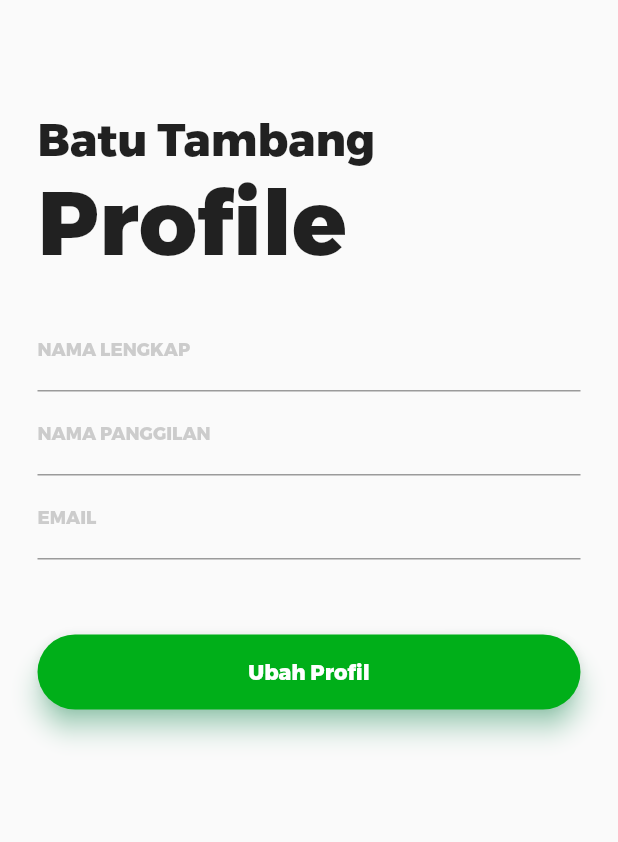
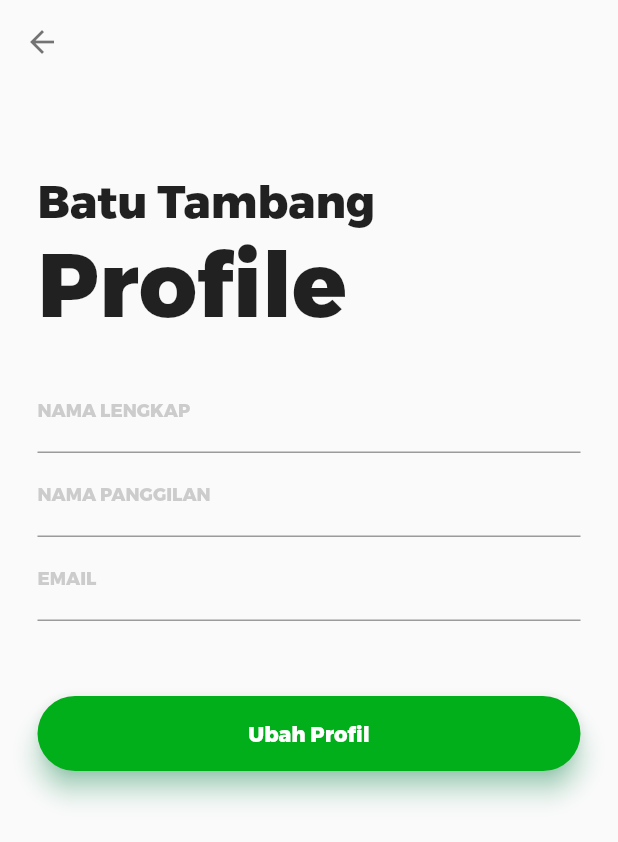
Before and after one commit to koirherianto/batu_tambang3, a Flutter app: the ProfilePage screen opened directly with empty values, on a phone screen of 412 x 824 dp. Shown: the top 842 px of the screen. Run offline on Flutter 3.47's test engine with Material 2 defaults, Android fonts, the phone set to English and light mode, and no system bars; our stand-ins replace dio, equatable, flutter_bloc, shared_preferences; missing offline and left inert: flutter_settings_ui; accounts and stored records are empty.

Commit message:
appbar profil page & setting page

```diff
--- a/lib/auth_and_setting/pages/profile_page.dart
+++ b/lib/auth_and_setting/pages/profile_page.dart
@@ -20,11 +20,20 @@ class ProfilePage extends StatelessWidget {
   @override
   Widget build(BuildContext context) {
     return Scaffold(
+      appBar: AppBar(
+        elevation: 0,
+        centerTitle: false,
+        backgroundColor: Colors.transparent,
+        leading: IconButton(
+          onPressed: () => Navigator.pop(context),
+          icon: Icon(Icons.adaptive.arrow_back, color: Colors.black54),
+        ),
+      ),
       body: Padding(
         padding: const EdgeInsets.symmetric(horizontal: 25),
         child: ListView(
           children: [
-            const SizedBox(height: 75.0),
+            const SizedBox(height: 60.0),
             const Text(
               'Batu Tambang',
               style: TextStyle(fontFamily: 'Trueno', fontSize: 30.0),
--- a/lib/auth_and_setting/pages/setting_page.dart
+++ b/lib/auth_and_setting/pages/setting_page.dart
@@ -16,13 +16,13 @@ class SettingPage extends StatelessWidget {
   Widget build(BuildContext context) {
     return Scaffold(
       appBar: AppBar(
-        title: const Text('Profile'),
-        backgroundColor: Colors.green,
         elevation: 0,
+        backgroundColor: Colors.transparent,
+        title:
+            Text('Pengaturan', style: Theme.of(context).textTheme.titleLarge),
       ),
       body: Column(
         children: [
-          const SizedBox(height: 20),
           _profilButton(context),
           SettingsTile(
             title: 'Password',
```
